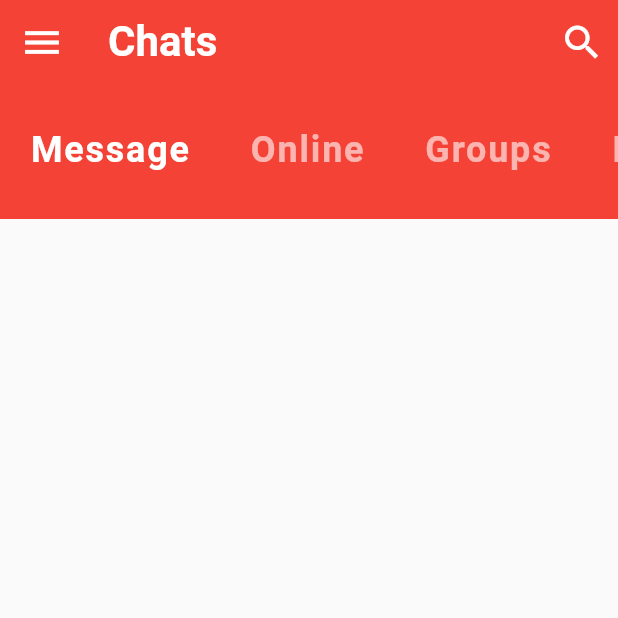
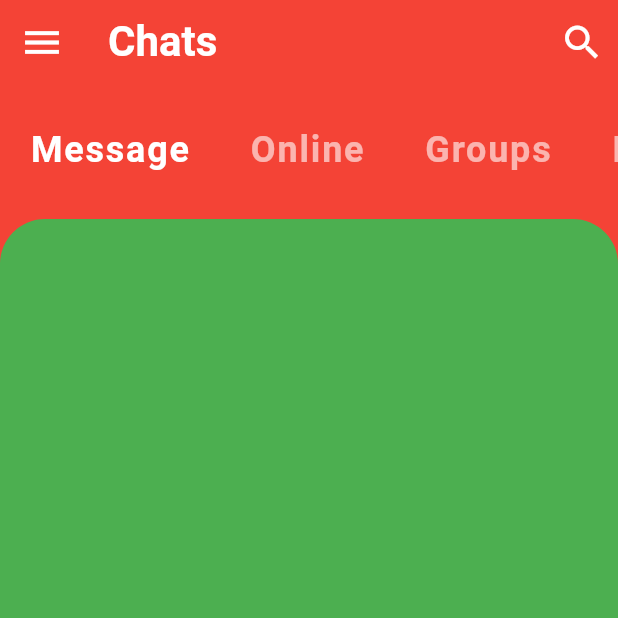
Before and after one commit to DenimCity/flutter-chatbox-ui, a Flutter app: the screen it shows after launch, on a phone screen of 412 x 824 dp, the top half of it. Run offline on Flutter 3.47's test engine with Material 2 defaults, Android fonts, the phone set to English and light mode, and no system bars.

Commit message:
chore: now have body of taking up the whole page

```diff
--- a/lib/main.dart
+++ b/lib/main.dart
@@ -11,7 +11,8 @@ class MyApp extends StatelessWidget {
       title: 'Denim Chat UI',
       debugShowCheckedModeBanner: false,
       theme:
-          ThemeData(primaryColor: Colors.red, accentColor: Color(0xFFFEF9EB)),
+          // Color(0xFFFEF9EB)
+          ThemeData(primaryColor: Colors.red, accentColor: Colors.green),
       home: HomeScreen(),
     );
   }
--- a/lib/screens/home_screen.dart
+++ b/lib/screens/home_screen.dart
@@ -10,6 +10,7 @@ class _HomeScreenState extends State<HomeScreen> {
   @override
   Widget build(BuildContext context) {
     return Scaffold(
+      backgroundColor: Theme.of(context).primaryColor,
       appBar: AppBar(
         leading: IconButton(
           icon: Icon(Icons.menu),
@@ -30,7 +31,17 @@ class _HomeScreenState extends State<HomeScreen> {
         ],
       ),
       body: Column(
-        children: <Widget>[CategorySelector()],
+        children: <Widget>[
+          CategorySelector(),
+          Expanded(
+            child: Container(
+                decoration: BoxDecoration(
+                    color: Theme.of(context).accentColor,
+                    borderRadius: BorderRadius.only(
+                        topLeft: Radius.circular(30.0),
+                        topRight: Radius.circular(30.0)))),
+          ),
+        ],
       ),
     );
   }
```
